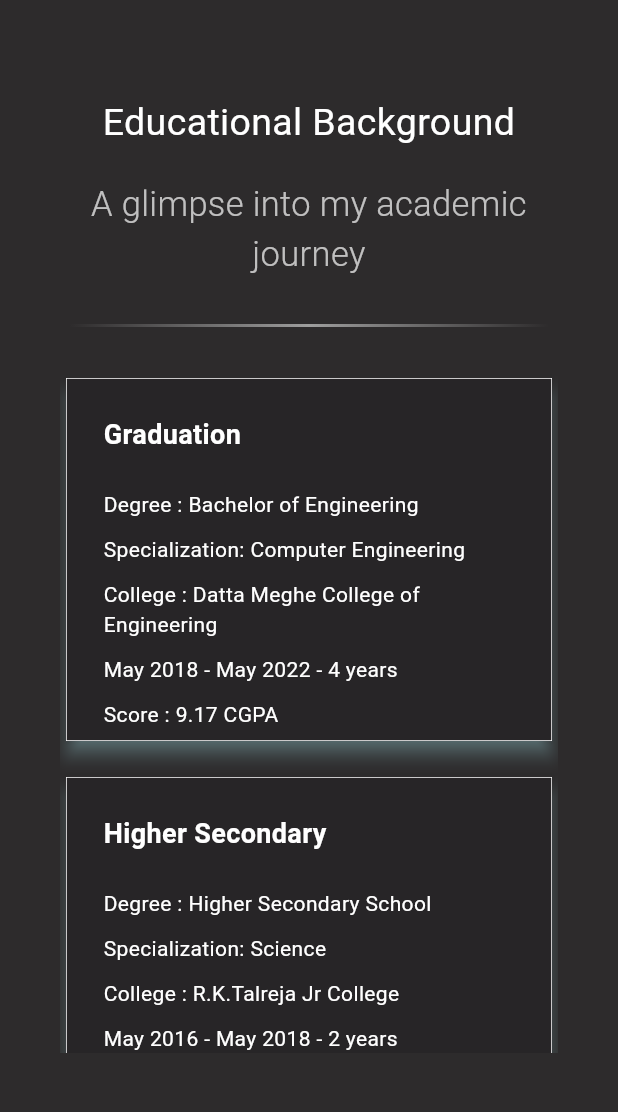
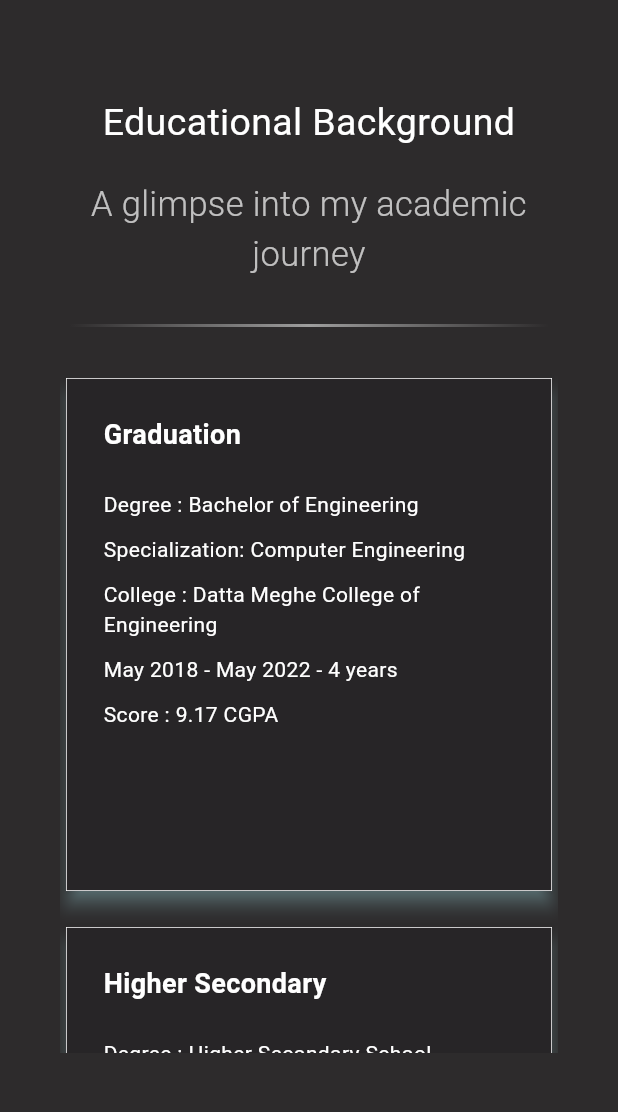
Before and after one commit to anshuvarma/flutter_portfolio, a Flutter app: the EducationPage screen opened directly, on a phone screen of 412 x 824 dp, the part 63-1175 px from its top. Run offline on Flutter 3.47's test engine with Material 3 defaults, Android fonts, the phone set to English and light mode, and no system bars.

```diff
--- a/lib/pages/education_page.dart
+++ b/lib/pages/education_page.dart
@@ -145,7 +145,7 @@ class EducationPage extends StatelessWidget {
                   child: ColumnCardWidget(
                     cardTitles: cardTitles,
                     cardDesc: cardDesc,
-                    mainAxisExtent: isMobile ? 250.0 : 250.0,
+                    mainAxisExtent: isMobile ? 350.0 : 250.0,
                   ),
                 )
               ],
--- a/lib/pages/experience_page.dart
+++ b/lib/pages/experience_page.dart
@@ -129,7 +129,7 @@ class ExperiencePage extends StatelessWidget {
                 // const SizedBox(height: 20.0),
                 Expanded(
                   child: ColumnCardWidget(
-                    mainAxisExtent: isMobile ? 370.0 : 370.0,
+                    mainAxisExtent: isMobile ? 470.0 : 370.0,
                     cardTitles: cardTitles,
                     cardTitle2: experienceCardTitles,
                     cardDesc: experienceCardDesc,
--- a/lib/pages/home_page.dart
+++ b/lib/pages/home_page.dart
@@ -146,7 +146,7 @@ class HomePage extends StatelessWidget {
                 // const SizedBox(height: 20.0),
                 Expanded(
                   child: ColumnCardWidget(
-                    mainAxisExtent: isMobile ? 350.0 : 350.0,
+                    mainAxisExtent: isMobile ? 450.0 : 350.0,
                     cardTitles: cardTitles,
                     cardDesc: cardDesc,
                   ),
--- a/lib/pages/projects_page.dart
+++ b/lib/pages/projects_page.dart
@@ -82,7 +82,7 @@ class ProjectsPage extends StatelessWidget {
                 // const SizedBox(height: 20.0),
                 Expanded(
                   child: RowCardWidget(
-                    mainAxisExtent: isMobile ? 320.0 : 320.0, //card height
+                    mainAxisExtent: isMobile ? 420.0 : 320.0, //card height
                     cardDesc: cardDescWidgets,
                     // maxCrossAxisExtent: 400.0,
                     mainAxisSpacing: 16.0,
--- a/lib/pages/skills_page.dart
+++ b/lib/pages/skills_page.dart
@@ -101,7 +101,7 @@ class SkillsPage extends StatelessWidget {
                 // const SizedBox(height: 20.0),
                 Expanded(
                   child: RowCardWidget(
-                    mainAxisExtent: isMobile ? 300.0 : 300.0,
+                    mainAxisExtent: isMobile ? 400.0 : 300.0,
                     cardTitles: cardTitles,
                     cardDesc: cardDesc,
                     // maxCrossAxisExtent: 100.0,
```
